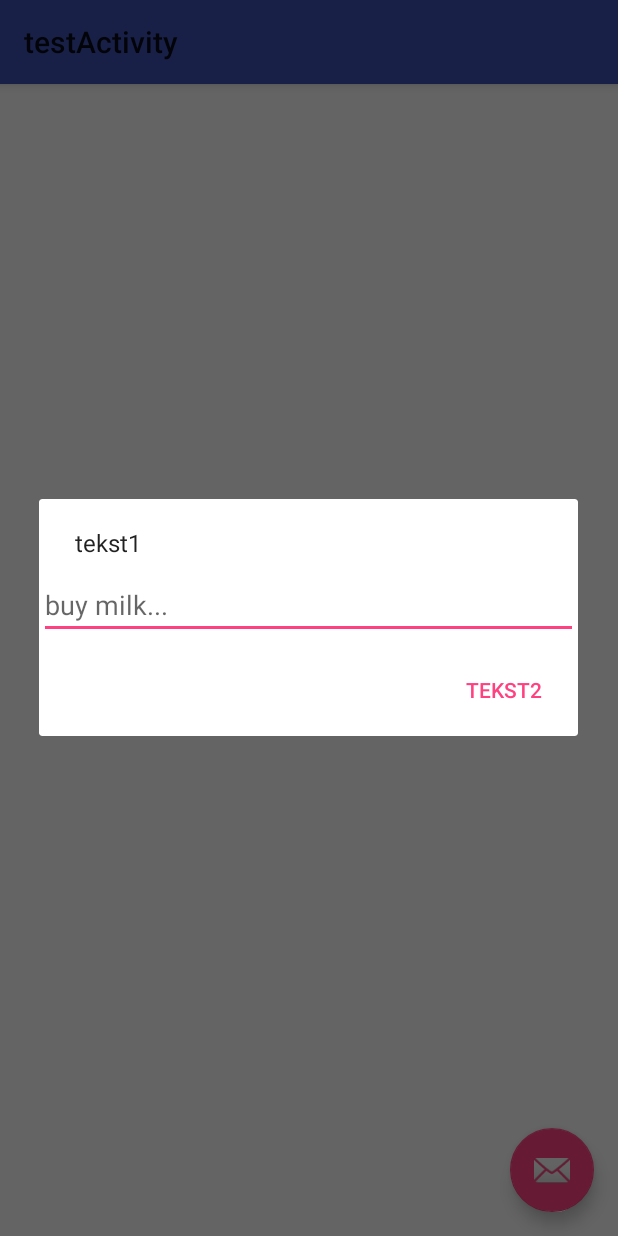
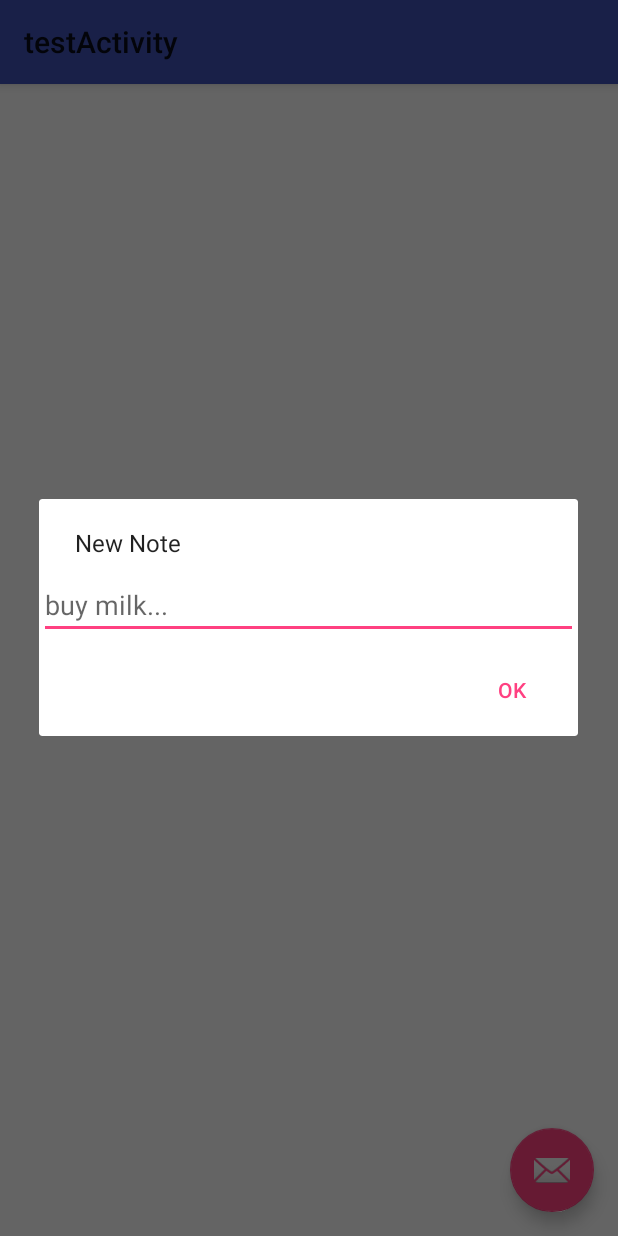
Before and after one commit to LordSkin/CloudNotes-Client, an Android app: the NotesListActivity screen opened directly, with no data from a screen before it, after a tap on an icon or button, on a phone screen of 412 x 824 dp. Run offline under Robolectric (Android 15) with nearby library versions, the phone set to English and light mode, and no system bars; our stand-ins replace Volley; network calls fail.

Commit message:
-smal data model changes -editing and adding notes functionality added

```diff
--- a/app/src/main/java/com/example/a671811/cloudnotes_client/Activities/NotesListActivity.java
+++ b/app/src/main/java/com/example/a671811/cloudnotes_client/Activities/NotesListActivity.java
@@ -11,7 +11,6 @@ import android.widget.ListView;
 import android.widget.ProgressBar;
 
 import com.example.a671811.cloudnotes_client.Entity.Note;
-import com.example.a671811.cloudnotes_client.Model.DAO.FakeDAO;
 import com.example.a671811.cloudnotes_client.Model.DAO.NotesDao;
 import com.example.a671811.cloudnotes_client.Model.DAO.NotesResponseListener;
 import com.example.a671811.cloudnotes_client.Model.DAO.RestServer.DataService;
@@ -20,7 +19,6 @@ import com.example.a671811.cloudnotes_client.View.Dialogs.EnterNoteDialog;
 import com.example.a671811.cloudnotes_client.View.NotesAdapter;
 
 import java.util.ArrayList;
-import java.util.Random;
 
 public class NotesListActivity extends AppCompatActivity implements NotesResponseListener, View.OnClickListener, SwipeRefreshLayout.OnRefreshListener, EnterNoteDialog.NoteAddedListener {
 
@@ -31,6 +29,7 @@ public class NotesListActivity extends AppCompatActivity implements NotesRespons
     Toolbar myToolbar;
     SwipeRefreshLayout swipeRefreshLayout;
     String ipAddress;
+    NotesAdapter notesAdapter;
 
     @Override
     protected void onCreate(Bundle savedInstanceState) {
@@ -42,7 +41,10 @@ public class NotesListActivity extends AppCompatActivity implements NotesRespons
         fab = (FloatingActionButton) findViewById(R.id.fab);
         myToolbar = (Toolbar) findViewById(R.id.my_toolbar);
         swipeRefreshLayout = (SwipeRefreshLayout)findViewById(R.id.refreshLayout);
+        notesAdapter = new NotesAdapter(new ArrayList<Note>(), this.getApplicationContext(), ipAddress);
 
+        listView.setOnItemClickListener(notesAdapter);
+        listView.setAdapter(notesAdapter);
         swipeRefreshLayout.setOnRefreshListener(this);
         setSupportActionBar(myToolbar);
         progress.setVisibility(View.VISIBLE);
@@ -53,11 +55,17 @@ public class NotesListActivity extends AppCompatActivity implements NotesRespons
     }
 
 
+    @Override
+    public void getNotesResponse(ArrayList<Note> notes) {
+        notesAdapter.update(notes);
+        progress.setVisibility(View.GONE);
+        if(swipeRefreshLayout.isRefreshing())swipeRefreshLayout.setRefreshing(false);
+    }
 
     @Override
-    public void getNotesResponse(ArrayList<Note> notes) {
-        listView.setAdapter(new NotesAdapter(notes, this.getApplicationContext()));
-        progress.setVisibility(View.GONE);
+    protected void onPostResume() {
+        super.onPostResume();
+        notesDao.getNotes();
     }
 
     @Override
@@ -90,12 +98,12 @@ public class NotesListActivity extends AppCompatActivity implements NotesRespons
     @Override
     public void onClick(View v) {
         EnterNoteDialog dialog = new EnterNoteDialog();
-        dialog.show(getFragmentManager(), "tekst3");
+        dialog.show(getFragmentManager(), "Add new note");
     }
 
     @Override
     public void onRefresh() {
-        progress.setVisibility(View.VISIBLE);
+        swipeRefreshLayout.setRefreshing(true);
         notesDao.getNotes();
     }
 
@@ -104,4 +112,6 @@ public class NotesListActivity extends AppCompatActivity implements NotesRespons
         notesDao.addNote(note);
         progress.setVisibility(View.VISIBLE);
     }
+
+
 }
--- a/app/src/main/java/com/example/a671811/cloudnotes_client/Model/DAO/NotesDao.java
+++ b/app/src/main/java/com/example/a671811/cloudnotes_client/Model/DAO/NotesDao.java
@@ -17,4 +17,6 @@ public interface NotesDao {
     void removeNote(int id);
 
     void clearAll();
+
+    void setListener(NotesResponseListener listener);
 }
--- a/app/src/main/java/com/example/a671811/cloudnotes_client/View/Dialogs/EnterNoteDialog.java
+++ b/app/src/main/java/com/example/a671811/cloudnotes_client/View/Dialogs/EnterNoteDialog.java
@@ -29,9 +29,9 @@ public class EnterNoteDialog extends DialogFragment {
         final EditText noteEdit = (EditText) editView.findViewById(R.id.dialogNoteText);
 
         AlertDialog.Builder builder = new AlertDialog.Builder(getActivity());
-        builder.setMessage("tekst1")
+        builder.setMessage("New Note")
                 .setView(editView)
-                .setPositiveButton("tekst2", new DialogInterface.OnClickListener() {
+                .setPositiveButton("OK", new DialogInterface.OnClickListener() {
                     public void onClick(DialogInterface dialog, int id) {
                         listener.onNoteAdded(noteEdit.getText().toString());
                     }
--- a/app/src/main/java/com/example/a671811/cloudnotes_client/View/NotesAdapter.java
+++ b/app/src/main/java/com/example/a671811/cloudnotes_client/View/NotesAdapter.java
@@ -1,34 +1,37 @@
 package com.example.a671811.cloudnotes_client.View;
 
 import android.content.Context;
+import android.content.Intent;
 import android.view.LayoutInflater;
 import android.view.View;
 import android.view.ViewGroup;
-import android.widget.Adapter;
+import android.widget.AdapterView;
 import android.widget.BaseAdapter;
 import android.widget.TextView;
 
+import com.example.a671811.cloudnotes_client.Activities.EditNoteActivity;
 import com.example.a671811.cloudnotes_client.Entity.Note;
 import com.example.a671811.cloudnotes_client.R;
 
 import java.util.ArrayList;
-import java.util.zip.Inflater;
 
 /**
  * Created by A671811 on 2017-07-24.
  */
 
-public class NotesAdapter extends BaseAdapter {
+public class NotesAdapter extends BaseAdapter implements AdapterView.OnItemClickListener {
 
     ArrayList<Note> notes;
     Context context;
     LayoutInflater inflater;
+    String ipAddress;
 
     public static final int TITLE_LENGTH = 12;
 
-    public NotesAdapter(ArrayList<Note> notes, Context context) {
+    public NotesAdapter(ArrayList<Note> notes, Context context, String ipAddress) {
         this.notes = notes;
         this.context = context;
+        this.ipAddress = ipAddress;
         inflater = (LayoutInflater) context.getSystemService(Context.LAYOUT_INFLATER_SERVICE);
     }
 
@@ -91,4 +94,12 @@ public class NotesAdapter extends BaseAdapter {
         ((TextView)v.findViewById(R.id.Row)).setText(title);
         return v;
     }
+
+    @Override
+    public void onItemClick(AdapterView<?> parent, View view, int position, long id) {
+        Intent i = new Intent(context, EditNoteActivity.class);
+        i.putExtra("Note", notes.get(position));
+        i.putExtra("ipAddress", ipAddress);
+        context.startActivity(i);
+    }
 }
--- a/app/src/main/res/values/strings.xml
+++ b/app/src/main/res/values/strings.xml
@@ -2,4 +2,5 @@
     <string name="app_name">CloudNotes-Client</string>
     <string name="title_activity_notes_list">NOtesListActivity</string>
     <string name="title_activity_test">testActivity</string>
+    <string name="title_activity_edit_note">EditNoteActivity</string>
 </resources>
--- a/app/src/main/res/values/styles.xml
+++ b/app/src/main/res/values/styles.xml
@@ -17,4 +17,8 @@
 
     <style name="AppTheme.PopupOverlay" parent="ThemeOverlay.AppCompat.Light" />
 
+    <style name="AppBarOverlay" parent="ThemeOverlay.AppCompat.Dark.ActionBar" />
+
+    <style name="PopupOverlay" parent="ThemeOverlay.AppCompat.Light" />
+
 </resources>
```
Also changed, not shown: app/src/main/AndroidManifest.xml (+7 -1 lines), app/src/main/java/com/example/a671811/cloudnotes_client/Activities/EditNoteActivity.java (added, +86 -0 lines), app/src/main/java/com/example/a671811/cloudnotes_client/Entity/Note.java (+11 -3 lines), app/src/main/java/com/example/a671811/cloudnotes_client/Model/DAO/FakeDAO.java (+9 -4 lines), app/src/main/java/com/example/a671811/cloudnotes_client/Model/DAO/RestServer/DataService.java (+7 -2 lines), app/src/main/res/layout/activity_edit_note.xml (added, +53 -0 lines), app/src/main/res/layout/content_edit_note.xml (added, +11 -0 lines), app/build.gradle (line endings or trailing spaces).
